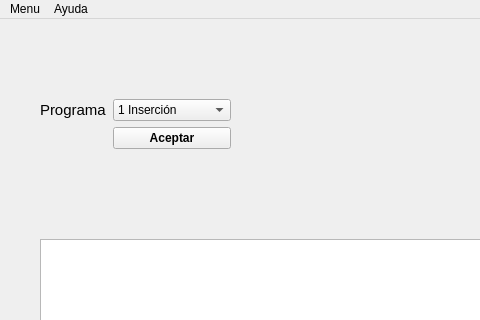
First picture: the form in AppMenu/mainwindow.ui, repository Gatovsky/AppMenu, before the edit; both pictures show x 0 to 480 and y 0 to 320 of the 792 by 572 pixel window.
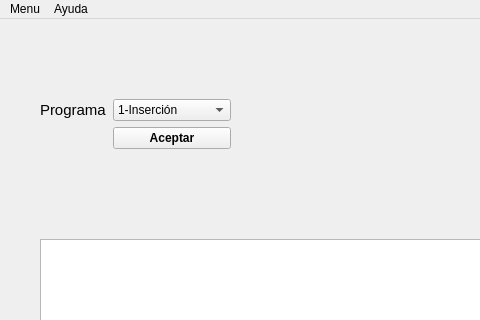
Second picture: the form after the edit.

Commit message: modificación texto de comboBox

```diff
--- a/AppMenu/mainwindow.ui
+++ b/AppMenu/mainwindow.ui
@@ -44,7 +44,7 @@
      <string/>
     </property>
    </widget>
-   <widget class="QWidget" name="">
+   <widget class="QWidget" name="layoutWidget">
     <property name="geometry">
      <rect>
       <x>40</x>
@@ -72,7 +72,7 @@
       <widget class="QComboBox" name="comboBox">
        <item>
         <property name="text">
-         <string>1 Inserción</string>
+         <string>1-Inserción</string>
         </property>
        </item>
        <item>
```
Left out of the diff: 4 changed lines with no effect on the pictures.
